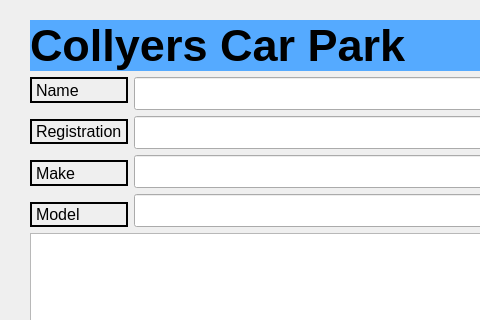
Karelak/Car-Park, file carpark.ui: the form before one commit; both pictures show x 0 to 480 and y 0 to 320 of the 1125 by 750 pixel window.
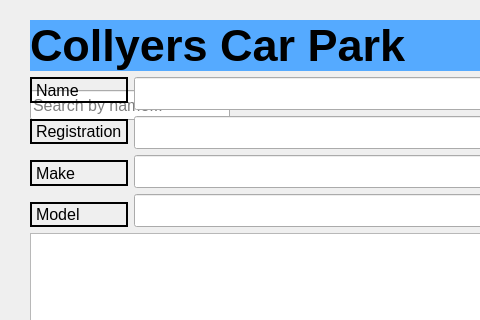
The form after the commit. Icons and pictures are not drawn.

Commit message: add search functionality with QLineEdit in the car park UI

```diff
--- a/carpark.ui
+++ b/carpark.ui
@@ -30,6 +30,22 @@
   <property name="windowTitle">
    <string>Dialog</string>
   </property>
+  <widget class="QLineEdit" name="searchField">
+   <property name="geometry">
+    <rect>
+     <x>30</x>
+     <y>90</y>
+     <width>200</width>
+     <height>30</height>
+    </rect>
+   </property>
+   <property name="placeholderText">
+    <string>Search by name...</string>
+   </property>
+   <property name="toolTip">
+    <string>Enter first and last name to search</string>
+   </property>
+  </widget>
   <widget class="QWidget" name="layoutWidget">
    <property name="geometry">
     <rect>
```
The commit also changes 4 other files.
